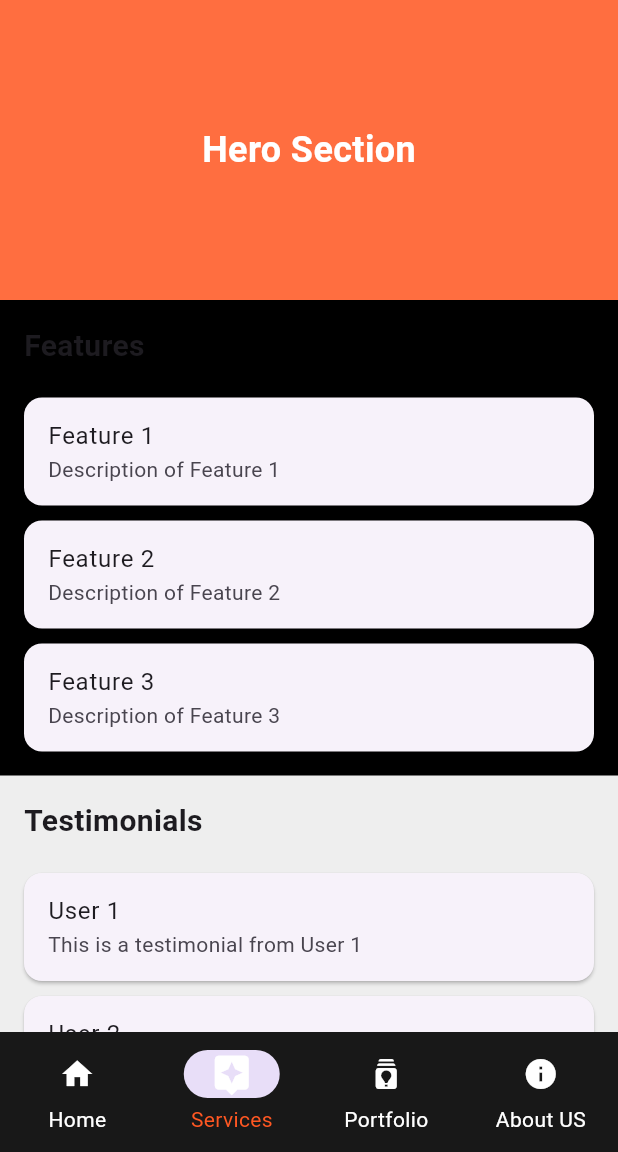
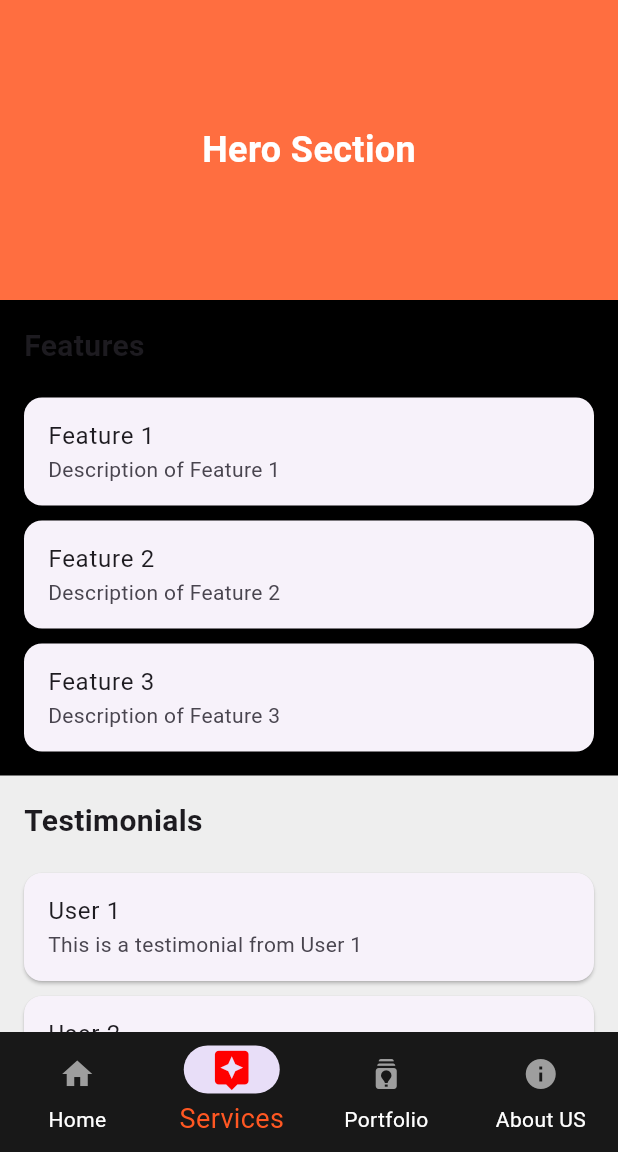
Before and after one commit to YassineAjb/LeTaff, a Flutter app: the Home screen opened directly, item 2 of the bottom bar chosen, on a phone screen of 412 x 824 dp, the part 84-1236 px from its top. Run offline on Flutter 3.47's test engine with Material 3 defaults, Android fonts, the phone set to English and light mode, and no system bars; our stand-ins replace flutter_animate, visibility_detector; missing offline and left inert: animated_introduction, rive_animated_icon.

Commit message:
HomePage_v07_FixIconNBColor

```diff
--- a/lib/IntroScreen/Intro.dart
+++ b/lib/IntroScreen/Intro.dart
@@ -1,6 +1,6 @@
 import 'package:animated_introduction/animated_introduction.dart';
 import 'package:flutter/material.dart';
-import 'package:letaff/Pages/NavBar.dart';
+import 'package:letaff/NavBar/NavBar.dart';
 
 class MyApp extends StatelessWidget {
   const MyApp({super.key});
--- a/lib/Pages/NavBar.dart
+++ b/lib/NavBar/NavBar.dart
@@ -1,5 +1,5 @@
 import 'package:flutter/material.dart';
-import 'package:letaff/Pages/DestinationView.dart';
+import 'package:letaff/NavBar/DestinationView.dart';
 
 class Home extends StatefulWidget {
   const Home({super.key});
@@ -109,7 +109,7 @@ class _HomeState extends State<Home> with TickerProviderStateMixin<Home> {
           data: NavigationBarThemeData(
             labelTextStyle: WidgetStateProperty.resolveWith<TextStyle>((Set<WidgetState> states) {
               if (states.contains(WidgetState.selected)) {
-                return const TextStyle(color: Colors.deepOrange); // Color for selected label
+                return const TextStyle(color: Colors.deepOrange,fontSize: 18); // Color for selected label
               }
               return const TextStyle(color: Color.fromARGB(255, 255, 255, 255)); // Color for unselected label
             }),
@@ -118,7 +118,7 @@ class _HomeState extends State<Home> with TickerProviderStateMixin<Home> {
             // !!!!!!!!!!!!!!!!!!!!!!!!!!!!!!!
             iconTheme: WidgetStateProperty.resolveWith<IconThemeData>((Set<WidgetState> states) {
               if (states.contains(WidgetState.selected)) {
-                return const IconThemeData(color: Colors.white, size: 30); // Customize selected icon
+                return const IconThemeData(color: Color.fromARGB(255, 255, 0, 0), size: 30); // Customize selected icon
               }
               return const IconThemeData(color: Colors.grey, size: 24); // Customize unselected icon
             }),
@@ -137,8 +137,8 @@ class _HomeState extends State<Home> with TickerProviderStateMixin<Home> {
               (Destination destination) {
                 return NavigationDestination(
 //                  icon: Icon(destination.icon, color: destination.color),
-                    icon: Icon(destination.icon, color: Colors.white),
-                   label: destination.title,
+                    icon: Icon(destination.icon),
+                    label: destination.title,
                 );
               },
             ).toList(),
```
Also changed, not shown: lib/NavBar/DestinationView.dart (renamed from lib/Pages/DestinationView.dart).
